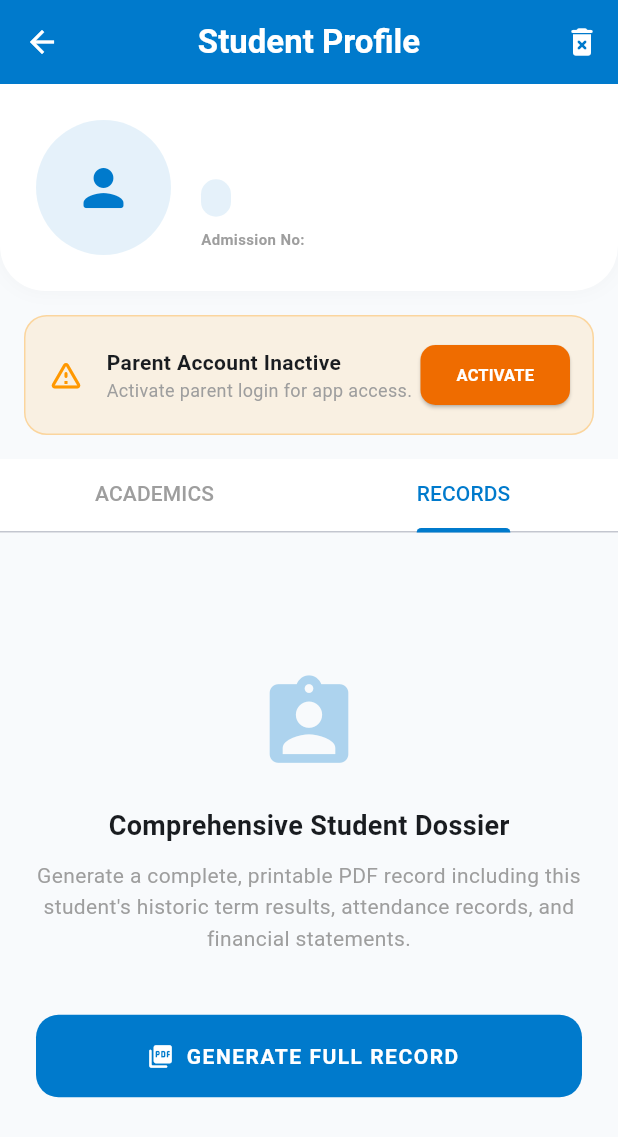
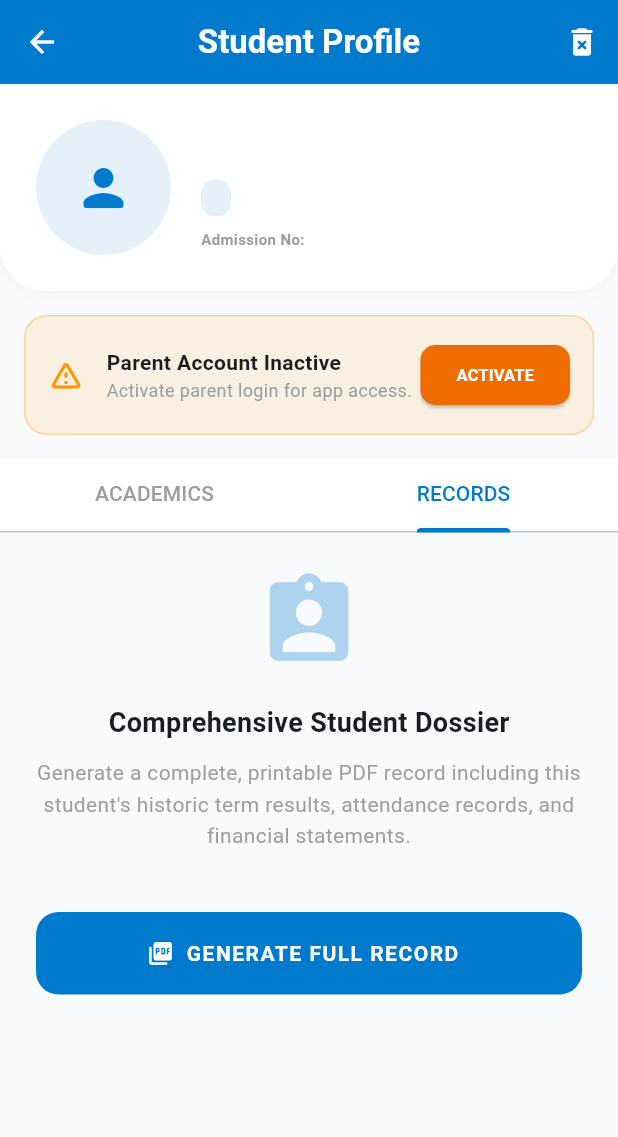
Before and after one commit to devessaiy/trideta-web, a Flutter app: the StudentProfileScreen screen opened directly with empty values, tab 2 chosen, on a phone screen of 412 x 824 dp. Shown: the top 1137 px of the screen. Run offline on Flutter 3.47's test engine with Material 3 defaults, Android fonts, the phone set to English and light mode, and no system bars; our stand-ins replace firebase_core, firebase_messaging, flutter_local_notifications, flutter_secure_storage, image_picker, local_auth and 7 more; missing offline and left inert: blue_thermal_printer, gal, mobile_scanner; accounts and stored records are empty; network calls fail.

Commit message:
Fix button overlay for dosier donwloder

```diff
--- a/lib/screens/admin/student_profile_screen.dart
+++ b/lib/screens/admin/student_profile_screen.dart
@@ -5,7 +5,7 @@ import 'package:supabase_flutter/supabase_flutter.dart';
 import 'dart:io';
 
 // 🚨 PDF PACKAGES FOR DOSSIER GENERATION
-import 'package:pdf/pdf.dart';
+import 'package:pdf/pdf.dart' show PdfColor, PdfColors, PdfPageFormat;
 import 'package:pdf/widgets.dart' as pw;
 import 'package:printing/printing.dart';
 
@@ -1210,12 +1210,13 @@ class _StudentProfileScreenState extends State<StudentProfileScreen>
     );
   }
 
+  // 🚨 ADDED BOTTOM PADDING HERE (bottom: 100) 🚨
   Widget _buildAcademicTab(bool isDark, Color primaryColor) {
     if (_isFetchingAcademics)
       return Center(child: CircularProgressIndicator(color: primaryColor));
 
     return ListView(
-      padding: const EdgeInsets.all(20),
+      padding: const EdgeInsets.fromLTRB(20, 20, 20, 100),
       children: [
         _buildStatCard(
           "Attendance",
@@ -1271,9 +1272,10 @@ class _StudentProfileScreenState extends State<StudentProfileScreen>
     );
   }
 
+  // 🚨 WRAPPED IN SingleChildScrollView & ADDED BOTTOM PADDING HERE 🚨
   Widget _buildRecordsTab(bool isDark, Color primaryColor) {
-    return Padding(
-      padding: const EdgeInsets.all(24),
+    return SingleChildScrollView(
+      padding: const EdgeInsets.fromLTRB(24, 24, 24, 100),
       child: Column(
         mainAxisAlignment: MainAxisAlignment.center,
         children: [
```
